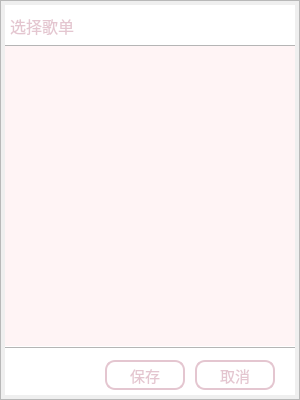
This is ui/addToList.ui in MyEternalMoon/PyQt_mp3Player as Qt 5 draws it before an edit. The edited form follows.
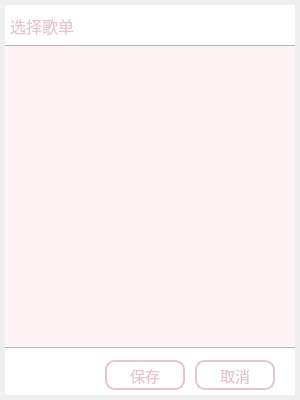
This is the edited form.

```diff
--- a/ui/addToList.ui
+++ b/ui/addToList.ui
@@ -204,17 +204,16 @@
    <property name="styleSheet">
     <string notr="true">QFrame { 
 	
-                             background-color: qlineargradient(y0:0, y1:1,
-                                stop: 0 rgba(255, 244, 245, 245), stop: 1 transparent);
+                             background-color: transparent;
                              border-top: 5px solid qlineargradient(y0:0, y1:1,
-                                stop: 0 rgb(180, 180, 180), stop: 1 transparent);
+                                stop: 0 rgb(160, 160, 160), stop: 1 transparent);
 	
                               border-left: 5px solid qlineargradient(x0:0, x1:1,
-                                stop: 0 rgb(180, 180, 180), stop: 1 transparent);
+                                stop: 0 rgb(160, 160, 160), stop: 1 transparent);
                              border-bottom: 5px solid qlineargradient(y0:0, y1:1,
-                                stop: 0 transparent, stop: 1 rgb(180, 180, 180));
+                                stop: 0 transparent, stop: 1 rgb(160, 160, 160));
                              border-right: 5px solid qlineargradient(x0:0, x1:1,
-                               stop:  0 transparent, stop: 1 rgb(180, 180, 180));
+                               stop:  0 transparent, stop: 1 rgb(160, 160, 160));
 ;}</string>
    </property>
    <property name="frameShape">
```
